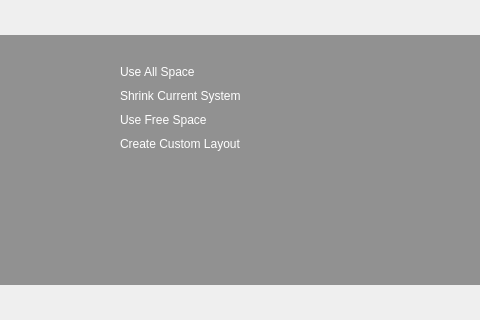
Above: yali/gui/Ui/autopartwidget.ui from dadas45li/yali before the change; both pictures show x 179 to 659 and y 169 to 489 of the 800 by 659 pixel window. Below: the same form after it.
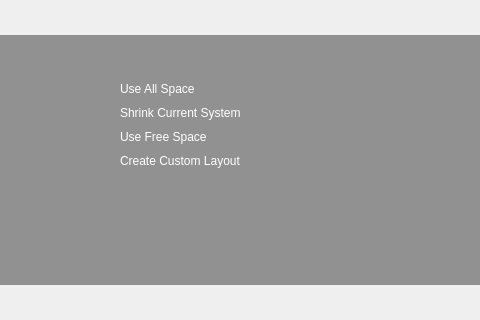
That is the form after the change. Icons and pictures are not drawn.

Commit message: fix alignment problem and modify icon

The edit to the form file:
```diff
--- a/yali/gui/Ui/autopartwidget.ui
+++ b/yali/gui/Ui/autopartwidget.ui
@@ -138,7 +138,7 @@
         <item>
          <widget class="QListWidget" name="autopartType">
           <property name="sizePolicy">
-           <sizepolicy hsizetype="Fixed" vsizetype="Fixed">
+           <sizepolicy hsizetype="Fixed" vsizetype="Preferred">
             <horstretch>0</horstretch>
             <verstretch>0</verstretch>
            </sizepolicy>
@@ -146,13 +146,13 @@
           <property name="minimumSize">
            <size>
             <width>0</width>
-            <height>200</height>
+            <height>0</height>
            </size>
           </property>
           <property name="maximumSize">
            <size>
             <width>16777215</width>
-            <height>200</height>
+            <height>165</height>
            </size>
           </property>
           <property name="styleSheet">
@@ -214,7 +214,7 @@
            <number>100</number>
           </property>
           <property name="sortingEnabled">
-           <bool>false</bool>
+           <bool>true</bool>
           </property>
           <item>
            <property name="text">
```
Left out of the diff: 12 changed lines with no effect on the pictures.
